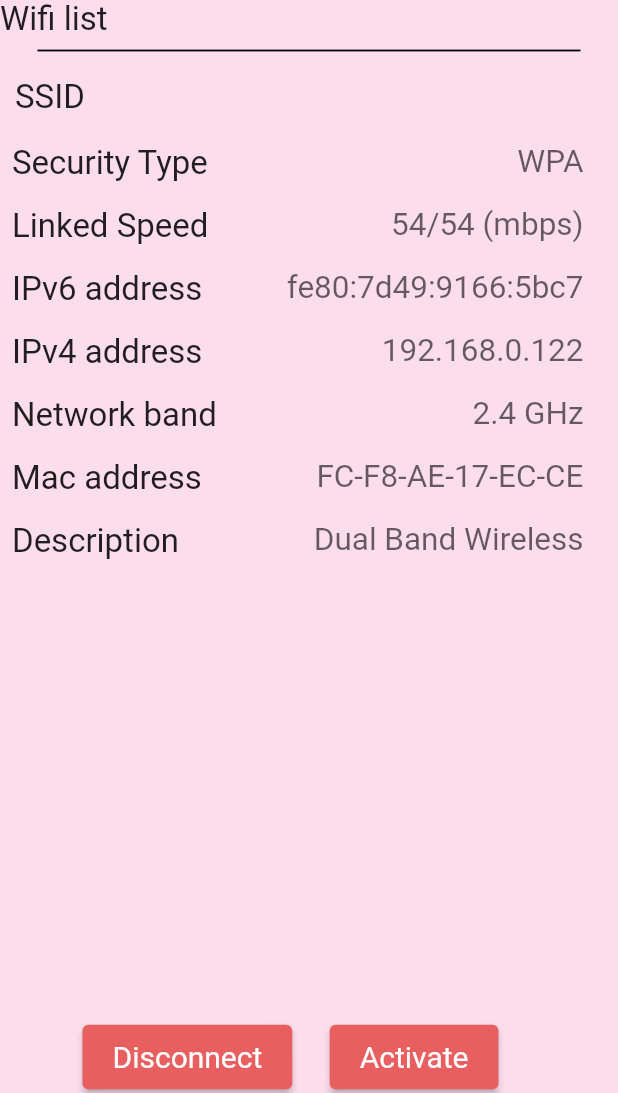
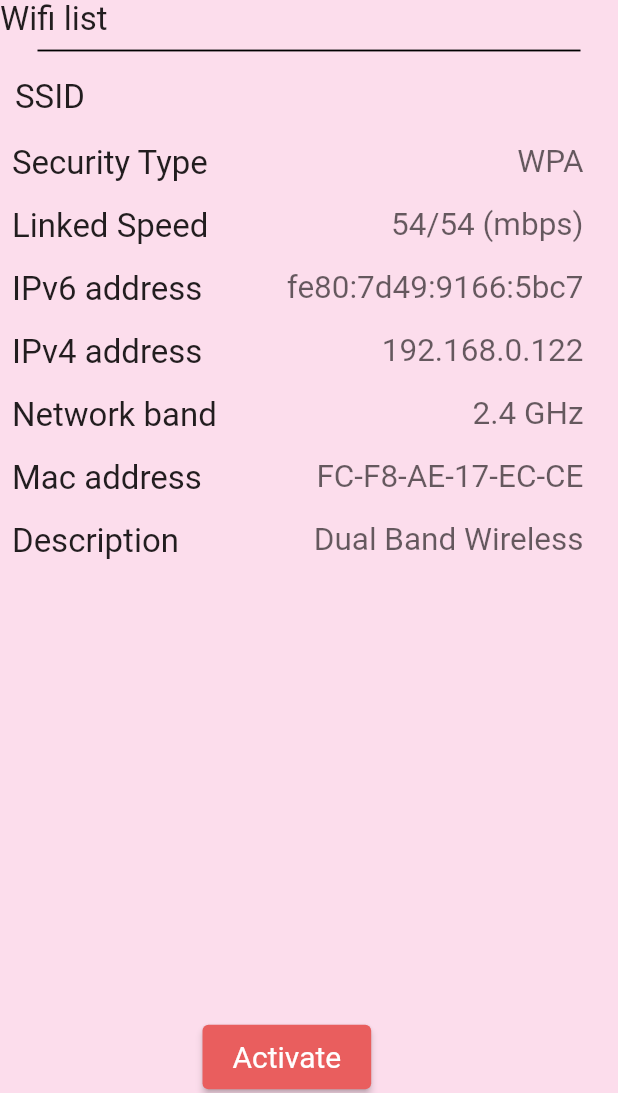
Before and after one commit to sordgom/dart_app, a Flutter app: the WifiInfo screen opened directly with empty values, on a phone screen of 412 x 824 dp, the part 143-1236 px from its top. Run offline on Flutter 3.47's test engine with Material 2 defaults, Android fonts, the phone set to English and light mode, and no system bars; our stand-ins replace connectivity, overlay_support; missing offline and left inert: wifi_iot; Roboto replaces fonts that are missing (AndikaNewBasic, Quando).

Commit message:
I just remove the disconnect button

```diff
--- a/lib/WifiInfo.dart
+++ b/lib/WifiInfo.dart
@@ -1,8 +1,13 @@
-
+import 'dart:async';
+import 'package:connectivity/connectivity.dart';
 import 'package:flutter/cupertino.dart';
 import 'package:flutter/material.dart';
+import 'package:project/WifiInfo.dart';
+import 'package:overlay_support/overlay_support.dart';
+import 'Utils.dart';
 
 class WifiInfo extends StatelessWidget{
+  static final String title='Sucure';
   bool activated=false;
   bool deactivated=false;
   String SSID;
@@ -17,6 +22,7 @@ class WifiInfo extends StatelessWidget{
   String Description;
   var tcVisibility=false;
   WifiInfo(this.SSID,this.SecurityType,this.LinkSpeed,this.IPv6,this.IPv4,this.NetworkBand,this.DriverVersion,this.MacAddress,this.Manufacturer,this.Description);
+
   @override
   Widget build(BuildContext context) {
     return Scaffold(
@@ -301,7 +307,7 @@ class WifiInfo extends StatelessWidget{
                     style: TextStyle(color: Colors.red),
                   )),
               Row(children: [
-                SizedBox(width:55),
+                SizedBox(width:135),
                 ElevatedButton(
                   style: ElevatedButton.styleFrom(
                       primary : Color.fromRGBO(233, 94, 94, 1),
@@ -310,15 +316,6 @@ class WifiInfo extends StatelessWidget{
                   onPressed: () {
                     tcVisibility=true;
                   },
-                  child: const Text('Disconnect'),
-                ),
-                SizedBox(width:25),
-                ElevatedButton(
-                  style: ElevatedButton.styleFrom(
-                      primary : Color.fromRGBO(233, 94, 94, 1),
-                      textStyle: const TextStyle(fontSize: 20),
-                      padding: EdgeInsets.symmetric(horizontal: 20, vertical: 10)),
-                  onPressed: () {},
                   child: const Text('Activate'),
                 ),
               ],)
```
